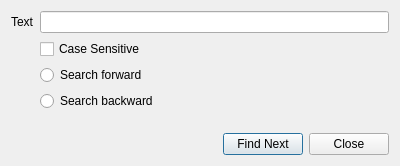
Before: the Qt Designer form cr3qt/src/searchdlg.ui in buggins/coolreader, drawn with Qt 5.
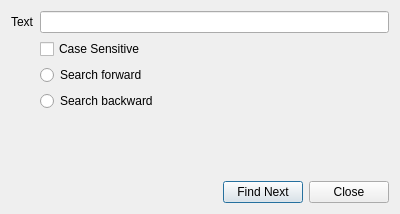
After: the same form once the commit is applied.

Commit message: implemented Search feature in Qt version

```diff
--- a/cr3qt/src/searchdlg.ui
+++ b/cr3qt/src/searchdlg.ui
@@ -10,7 +10,7 @@
     <x>0</x>
     <y>0</y>
     <width>400</width>
-    <height>166</height>
+    <height>214</height>
    </rect>
   </property>
   <property name="windowTitle">
@@ -19,6 +19,9 @@
   <layout class="QVBoxLayout" name="verticalLayout">
    <item>
     <layout class="QFormLayout" name="formLayout">
+     <property name="sizeConstraint">
+      <enum>QLayout::SetDefaultConstraint</enum>
+     </property>
      <item row="0" column="0">
       <widget class="QLabel" name="label">
        <property name="text">
```
Left out of the diff: 10 changed lines with no effect on the pictures. The commit also changes 2 other files.
